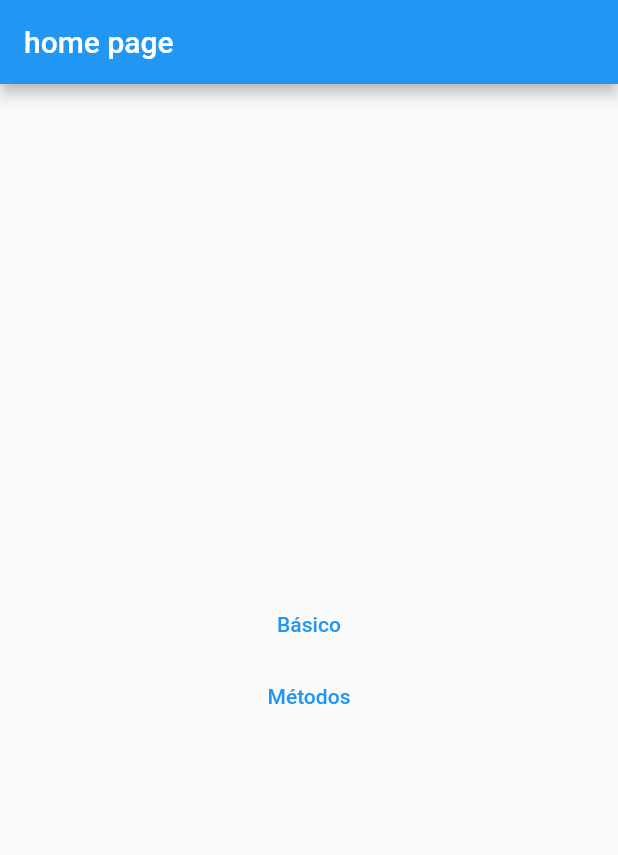
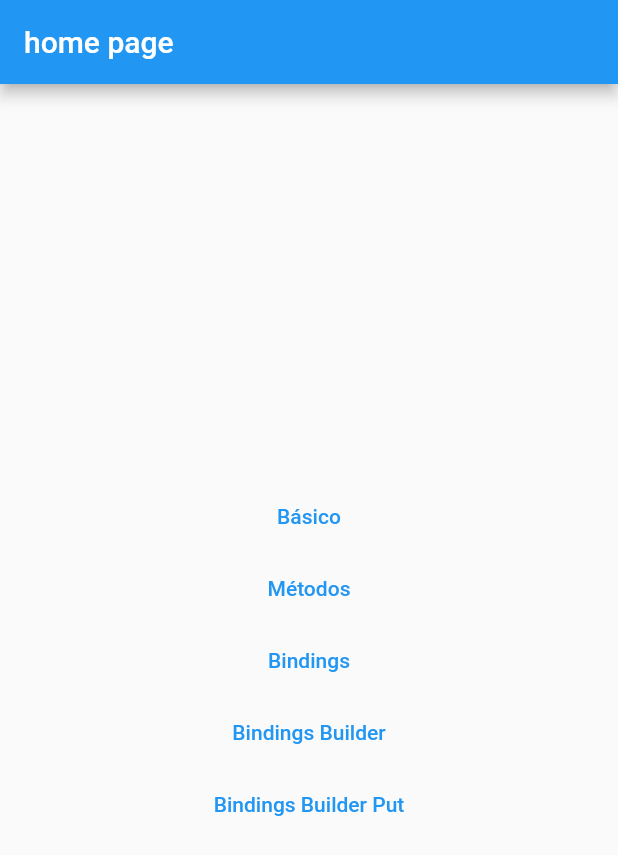
Before and after one commit to FilipeH14/get_dependencies, a Flutter app: the screen it shows after launch, on a phone screen of 412 x 824 dp. Shown: the top 855 px of the screen. Run offline on Flutter 3.47's test engine with Material 2 defaults, Android fonts, the phone set to English and light mode, and no system bars; our stand-ins replace get, shared_preferences.

Commit message:
carregando bindings com as rotas

```diff
--- a/lib/main.dart
+++ b/lib/main.dart
@@ -1,6 +1,9 @@
 import 'package:flutter/material.dart';
 import 'package:get/get.dart';
 import 'package:get_depedencias/page/basico/basico_home_page.dart';
+import 'package:get_depedencias/page/bindings/bindings_controller.dart';
+import 'package:get_depedencias/page/bindings/bindings_exemple.dart';
+import 'package:get_depedencias/page/bindings/home_bindings.dart';
 import 'package:get_depedencias/page/home_page.dart';
 import 'package:get_depedencias/page/metodos/create/create_home_page.dart';
 import 'package:get_depedencias/page/metodos/delete_update/delete_page.dart';
@@ -60,6 +63,28 @@ class MyApp extends StatelessWidget {
             ),
           ],
         ),
+        GetPage(
+          name: '/bindings',
+          binding: BindingsExemple(),
+          page: () => const HomeBindings(),
+        ),
+        GetPage(
+          name: '/bindings_builder',
+          binding: BindingsBuilder(
+            () {
+              Get.put(
+                BindingsController(nome: 'Inicializado dentro do bindings'),
+              );
+            },
+          ),
+          page: () => const HomeBindings(),
+        ),
+        GetPage(
+          name: '/bindings_builder_put',
+          binding: BindingsBuilder.put(() =>
+              BindingsController(nome: 'Inicializado dentro do bindings')),
+          page: () => const HomeBindings(),
+        ),
       ],
     );
   }
--- /dev/null
+++ b/lib/page/bindings/bindings_controller.dart
@@ -0,0 +1,8 @@
+// ignore_for_file: public_member_api_docs, sort_constructors_first
+class BindingsController {
+  String nome;
+
+  BindingsController({
+    required this.nome,
+  });
+}
--- /dev/null
+++ b/lib/page/bindings/bindings_exemple.dart
@@ -0,0 +1,17 @@
+import 'dart:developer';
+
+import 'package:get/get.dart';
+import 'package:get_depedencias/page/bindings/bindings_controller.dart';
+
+class BindingsExemple extends Bindings {
+
+  BindingsExemple() {
+    log('Iniciando BindingsExemple');
+  }
+
+  @override
+  void dependencies() {
+    log('Carregando as instâncias');
+    Get.put(BindingsController(nome: 'Inicializado dentro do bindings'));
+  }
+}
--- a/lib/page/home_page.dart
+++ b/lib/page/home_page.dart
@@ -19,6 +19,18 @@ class HomePage extends StatelessWidget {
               child: const Text('Métodos'),
               onPressed: () => Navigator.of(context).pushNamed('/metodos'),
             ),
+            TextButton(
+              child: const Text('Bindings'),
+              onPressed: () => Navigator.of(context).pushNamed('/bindings'),
+            ),
+            TextButton(
+              child: const Text('Bindings Builder'),
+              onPressed: () => Navigator.of(context).pushNamed('/bindings_builder'),
+            ),
+            TextButton(
+              child: const Text('Bindings Builder Put'),
+              onPressed: () => Navigator.of(context).pushNamed('/bindings_builder_put'),
+            ),
           ],
         ),
       ),
```
Also changed, not shown: lib/page/bindings/home_bindings.dart (added, +25 -0 lines).
